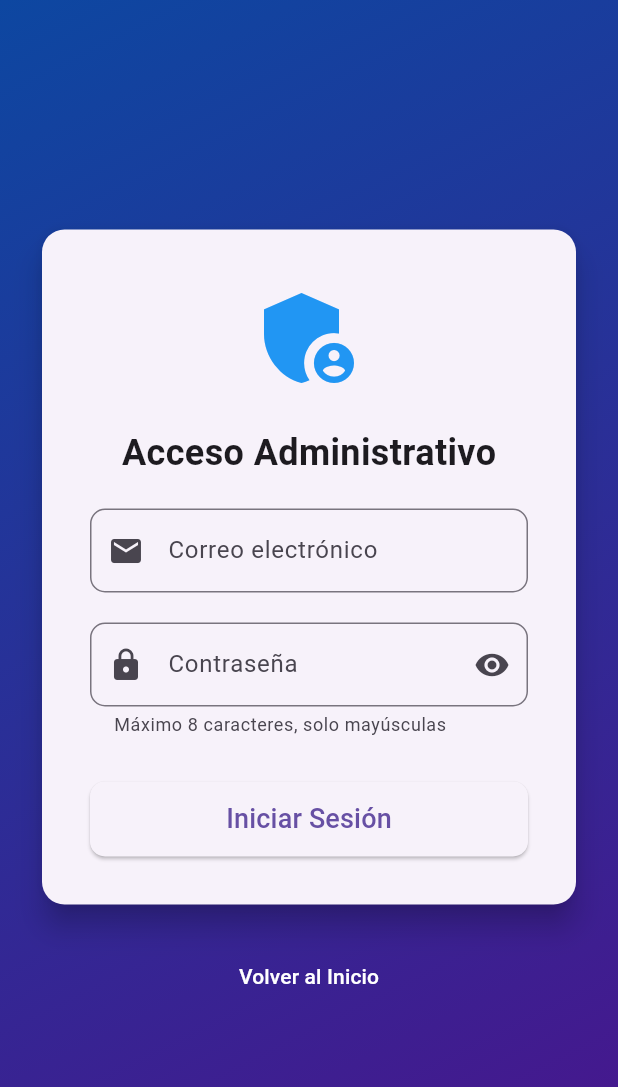
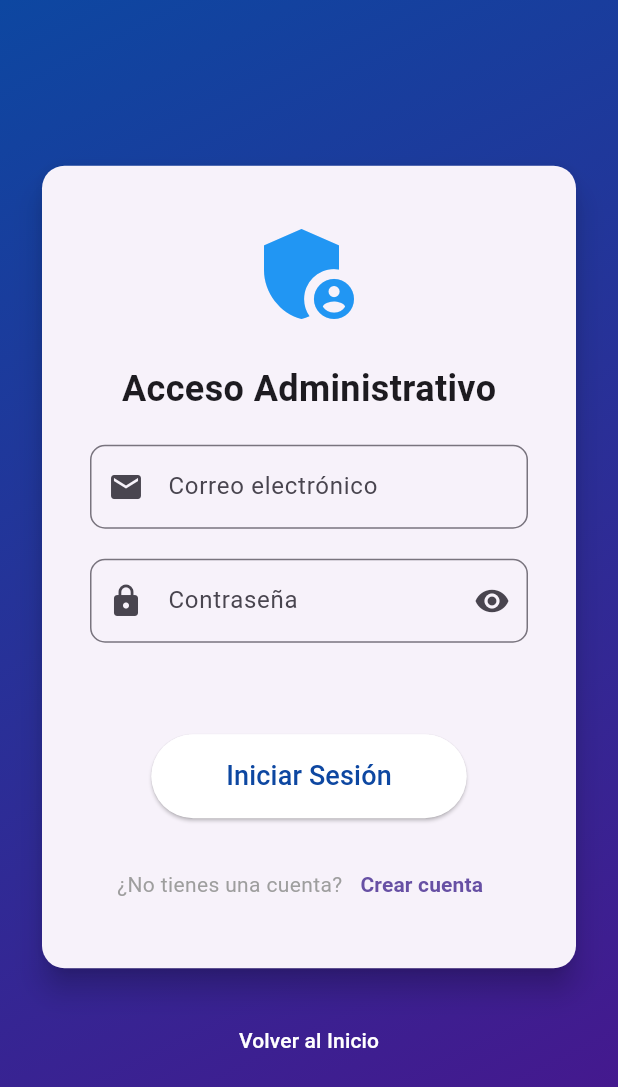
Before and after one commit to Marcelochoquecruz/SEGURIDAD-DE-SOFWARE-examen-final, a Flutter app: the screen it shows after launch, after a tap on "Ingresar como Administrador", on a phone screen of 412 x 824 dp. Shown: the top 1087 px of the screen. Run offline on Flutter 3.47's test engine with Material 3 defaults, Android fonts, the phone set to English and light mode, and no system bars; our stand-ins replace animate_do, firebase_auth, firebase_core, get; accounts and stored records are empty.

```diff
--- a/lib/main.dart
+++ b/lib/main.dart
@@ -4,6 +4,8 @@ import 'package:get/get.dart';
 import 'package:flutter_localizations/flutter_localizations.dart';
 import 'screens/home_screen.dart';
 import 'screens/admin/welcome_screen.dart';
+import 'screens/admin/login_screen.dart';
+import 'screens/admin/signup_screen.dart';
 import 'firebase_options.dart';
 
 void main() async {
@@ -40,6 +42,8 @@ class MyApp extends StatelessWidget {
       getPages: [
         GetPage(name: '/', page: () => const HomeScreen()),
         GetPage(name: '/welcome', page: () => WelcomeScreen()),
+        GetPage(name: '/login', page: () => LoginScreen()),
+        GetPage(name: '/signup', page: () => SignUpScreen()),
       ],
     );
   }
--- a/lib/screens/admin/login_screen.dart
+++ b/lib/screens/admin/login_screen.dart
@@ -30,8 +30,7 @@ class LoginScreen extends StatelessWidget {
               child: Column(
                 mainAxisAlignment: MainAxisAlignment.center,
                 children: [
-                  FadeInDown(
-                    child: Card(
+                  Card(
                     elevation: 8,
                     shape: RoundedRectangleBorder(
                       borderRadius: BorderRadius.circular(15),
@@ -78,12 +77,8 @@ class LoginScreen extends StatelessWidget {
                             ),
                             const SizedBox(height: 20),
                             Obx(() => TextFormField(
-                                onChanged: (value) {
-                                  // Convert to uppercase automatically
-                                  controller.password.value = value.toUpperCase();
-                                },
+                              onChanged: (value) => controller.password.value = value,
                               obscureText: !controller.isPasswordVisible.value,
-                                textCapitalization: TextCapitalization.characters,
                               decoration: InputDecoration(
                                 labelText: 'Contraseña',
                                 prefixIcon: const Icon(Icons.lock),
@@ -98,7 +93,7 @@ class LoginScreen extends StatelessWidget {
                                 border: OutlineInputBorder(
                                   borderRadius: BorderRadius.circular(10),
                                 ),
-                                  helperText: 'Máximo 8 caracteres, solo mayúsculas',
+                                errorText: controller.passwordError.value,
                               ),
                               validator: (value) {
                                 if (value == null || value.isEmpty) {
@@ -107,39 +102,59 @@ class LoginScreen extends StatelessWidget {
                                 if (value.length > 8) {
                                   return 'La contraseña debe tener máximo 8 caracteres';
                                 }
-                                  if (!RegExp(r'^[A-Z]+$').hasMatch(value)) {
-                                    return 'Solo se permiten letras mayúsculas';
-                                  }
                                 return null;
                               },
                             )),
-                              const SizedBox(height: 30),
-                              Obx(() => SizedBox(
-                                width: double.infinity,
-                                height: 50,
-                                child: ElevatedButton(
+                            const SizedBox(height: 20),
+                            Obx(() => Text(
+                              controller.loginMessage.value,
+                              style: const TextStyle(
+                                color: Colors.red,
+                                fontSize: 14,
+                              ),
+                            )),
+                            const SizedBox(height: 20),
+                            Obx(() => ElevatedButton(
+                              onPressed: controller.isLoginButtonEnabled.value
+                                  ? () async {
+                                      if (_formKey.currentState!.validate()) {
+                                        await controller.login();
+                                      }
+                                    }
+                                  : null,
                               style: ElevatedButton.styleFrom(
-                                    shape: RoundedRectangleBorder(
-                                      borderRadius: BorderRadius.circular(10),
+                                backgroundColor: Colors.white,
+                                foregroundColor: Colors.blue.shade900,
+                                padding: const EdgeInsets.symmetric(
+                                  horizontal: 50,
+                                  vertical: 15,
                                 ),
                               ),
-                                  onPressed: controller.isLoading.value
-                                      ? null
-                                      : () {
-                                          if (_formKey.currentState!.validate()) {
-                                            controller.login();
-                                          }
-                                        },
-                                  child: controller.isLoading.value
-                                      ? const CircularProgressIndicator()
-                                      : const Text(
+                              child: const Text(
                                 'Iniciar Sesión',
                                 style: TextStyle(fontSize: 18),
                               ),
+                            )),
+                            const SizedBox(height: 20),
+                            Row(
+                              mainAxisAlignment: MainAxisAlignment.center,
+                              children: [
+                                const Text(
+                                  '¿No tienes una cuenta?',
+                                  style: TextStyle(color: Colors.grey),
                                 ),
-                              )),
+                                TextButton(
+                                  onPressed: () => Get.toNamed('/signup'),
+                                  child: const Text(
+                                    'Crear cuenta',
+                                    style: TextStyle(
+                                      fontWeight: FontWeight.bold,
+                                    ),
+                                  ),
+                                ),
                               ],
                             ),
+                          ],
                         ),
                       ),
                     ),
--- a/lib/screens/home_screen.dart
+++ b/lib/screens/home_screen.dart
@@ -111,7 +111,7 @@ class HomeScreen extends StatelessWidget {
                     FadeInDown(
                       delay: const Duration(milliseconds: 1100),
                       child: Text(
-                        'Fecha de presentación: ${DateTime.now().day}/${DateTime.now().month}/${DateTime.now().year} ${DateTime.now().hour}:${DateTime.now().minute}',
+                        'Fecha y hora actual: ${DateTime.now().day}/${DateTime.now().month}/${DateTime.now().year} ${DateTime.now().hour}:${DateTime.now().minute}',
                         style: const TextStyle(
                           fontSize: 18,
                           color: Colors.white70,
```
Also changed, not shown: lib/controllers/auth_controller_getx.dart (+97 -26 lines), lib/screens/admin/signup_screen.dart (+53 -34 lines), lib/services/auth_security_service.dart (added, +91 -0 lines). Lines whose indentation alone changed are shown as unchanged.
